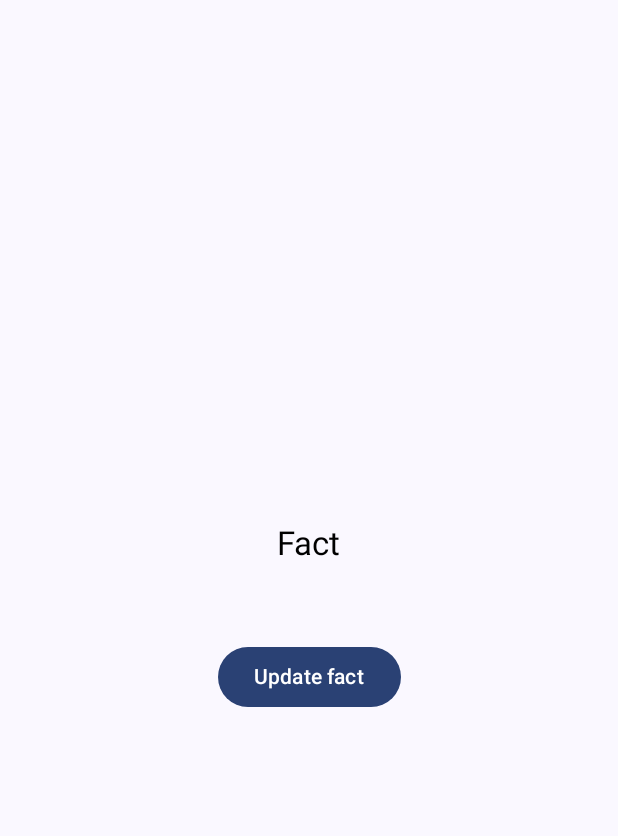
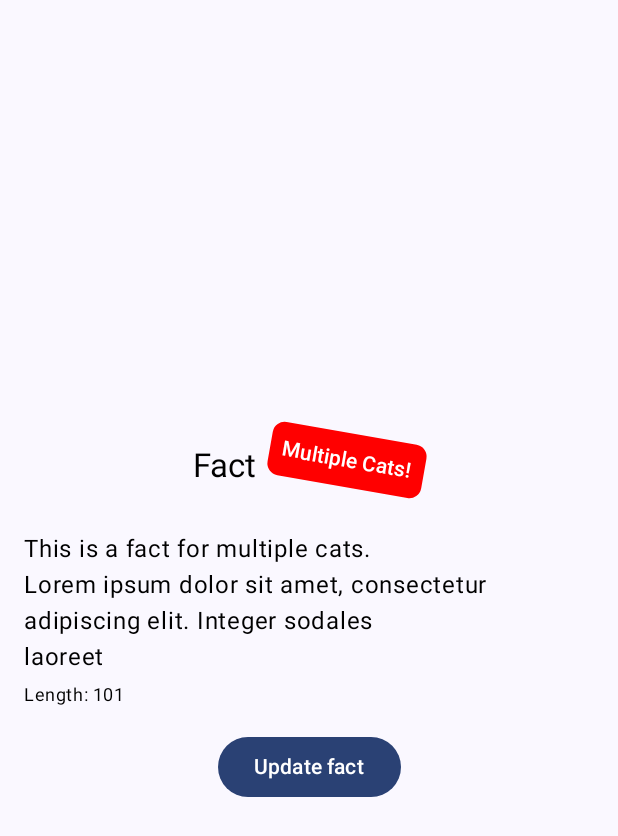
Before and after one commit to fahmanhq/purr-facts, an Android app built with Jetpack Compose: the @Preview function FactScreenPreview, on a phone screen of 412 x 824 dp. Shown: the top 836 px of the screen. Run offline under Robolectric (Android 15) with nearby library versions, the phone set to English and light mode, and no system bars; our stand-ins replace Dagger/Hilt's generated code.

Commit message:
Fact Screen UI + ViewModel

```diff
--- a/app/src/main/java/jp/speakbuddy/edisonandroidexercise/EdisonAndroidExerciseApplication.kt
+++ b/app/src/main/java/jp/speakbuddy/edisonandroidexercise/EdisonAndroidExerciseApplication.kt
@@ -1,5 +1,7 @@
 package jp.speakbuddy.edisonandroidexercise
 
 import android.app.Application
+import dagger.hilt.android.HiltAndroidApp
 
+@HiltAndroidApp
 class EdisonAndroidExerciseApplication : Application()
--- a/app/src/main/java/jp/speakbuddy/edisonandroidexercise/MainActivity.kt
+++ b/app/src/main/java/jp/speakbuddy/edisonandroidexercise/MainActivity.kt
@@ -9,13 +9,15 @@ import androidx.compose.material3.Surface
 import androidx.compose.ui.Modifier
 import app.purrfacts.feature.factforyou.FactScreen
 import app.purrfacts.feature.factforyou.FactViewModel
-import app.purrfacts.core.ui.EdisonAndroidExerciseTheme
+import app.purrfacts.core.ui.AppTheme
+import dagger.hilt.android.AndroidEntryPoint
 
+@AndroidEntryPoint
 class MainActivity : ComponentActivity() {
     override fun onCreate(savedInstanceState: Bundle?) {
         super.onCreate(savedInstanceState)
         setContent {
-            EdisonAndroidExerciseTheme {
+            AppTheme {
                 // A surface container using the 'background' color from the theme
                 Surface(
                     modifier = Modifier.fillMaxSize(),
--- a/core/ui/build.gradle.kts
+++ b/core/ui/build.gradle.kts
@@ -56,4 +56,6 @@ dependencies {
     testImplementation(libs.junit)
     androidTestImplementation(libs.androidx.junit)
     androidTestImplementation(libs.androidx.espresso.core)
+
+    debugImplementation(libs.androidx.ui.tooling)
 }
--- a/core/ui/src/main/java/app/purrfacts/core/ui/Color.kt
+++ b/core/ui/src/main/java/app/purrfacts/core/ui/Color.kt
@@ -9,3 +9,8 @@ val Pink80 = Color(0xFFEFB8C8)
 val Purple40 = Color(0xFF6650a4)
 val PurpleGrey40 = Color(0xFF625b71)
 val Pink40 = Color(0xFF7D5260)
+
+object ColorPalette {
+    val RedMain = Color(0xFFD44728)
+    val RedSecondary = Color(0xFFAA3720)
+}
--- /dev/null
+++ b/core/ui/src/main/java/app/purrfacts/core/ui/Result.kt
@@ -0,0 +1,16 @@
+package app.purrfacts.core.ui
+
+import kotlinx.coroutines.flow.Flow
+import kotlinx.coroutines.flow.catch
+import kotlinx.coroutines.flow.map
+import kotlinx.coroutines.flow.onStart
+
+sealed interface Result<out T> {
+    data class Success<T>(val data: T) : Result<T>
+    data class Error(val exception: Throwable) : Result<Nothing>
+    data object Loading : Result<Nothing>
+}
+
+fun <T> Flow<T>.asResult(): Flow<Result<T>> = map<T, Result<T>> { Result.Success(it) }
+    .onStart { emit(Result.Loading) }
+    .catch { emit(Result.Error(it)) }
--- a/feature/factforyou/src/main/java/app/purrfacts/feature/factforyou/FactScreen.kt
+++ b/feature/factforyou/src/main/java/app/purrfacts/feature/factforyou/FactScreen.kt
@@ -1,56 +1,127 @@
 package app.purrfacts.feature.factforyou
 
+import androidx.compose.animation.AnimatedVisibility
+import androidx.compose.animation.expandHorizontally
+import androidx.compose.animation.fadeIn
+import androidx.compose.animation.scaleIn
 import androidx.compose.foundation.background
 import androidx.compose.foundation.layout.Arrangement
 import androidx.compose.foundation.layout.Column
+import androidx.compose.foundation.layout.Row
+import androidx.compose.foundation.layout.Spacer
 import androidx.compose.foundation.layout.fillMaxSize
+import androidx.compose.foundation.layout.height
 import androidx.compose.foundation.layout.padding
+import androidx.compose.foundation.shape.RoundedCornerShape
 import androidx.compose.material3.Button
 import androidx.compose.material3.MaterialTheme
 import androidx.compose.material3.Text
 import androidx.compose.runtime.Composable
+import androidx.compose.runtime.derivedStateOf
 import androidx.compose.runtime.getValue
-import androidx.compose.runtime.mutableStateOf
 import androidx.compose.runtime.remember
-import androidx.compose.runtime.setValue
 import androidx.compose.ui.Alignment
 import androidx.compose.ui.Modifier
+import androidx.compose.ui.graphics.Color
+import androidx.compose.ui.graphics.graphicsLayer
 import androidx.compose.ui.tooling.preview.Preview
+import androidx.compose.ui.tooling.preview.datasource.LoremIpsum
 import androidx.compose.ui.unit.dp
-import app.purrfacts.core.ui.EdisonAndroidExerciseTheme
+import app.purrfacts.core.ui.AppTheme
+import app.purrfacts.core.ui.Result
+import app.purrfacts.core.ui.component.LoadingIndicator
 
 @Composable
 fun FactScreen(
     viewModel: FactViewModel
 ) {
+    FactScreen(
+        factUiState = viewModel.uiState,
+        onUpdateFactBtnClicked = {
+            viewModel.updateFact()
+        }
+    )
+}
+
+@Composable
+private fun FactScreen(
+    factUiState: Result<FactViewModel.FactUiState>,
+    onUpdateFactBtnClicked: () -> Unit,
+) {
+    when (factUiState) {
+        Result.Loading -> LoadingIndicator()
+        is Result.Success -> FactScreenContent(factUiState, onUpdateFactBtnClicked)
+        is Result.Error -> TODO()
+    }
+}
+
+@Composable
+fun FactScreenContent(
+    factUiState: Result.Success<FactViewModel.FactUiState>,
+    onUpdateFactBtnClicked: () -> Unit
+) {
+    val isMultipleCatsFactNoteVisible = factUiState.data.isMultipleCatsFact
+    val displayedFact = factUiState.data.fact
+    val lengthOfFact = factUiState.data.length
+    val isLengthDisplayed by remember {
+        derivedStateOf { lengthOfFact > 100 }
+    }
+
     Column(
         modifier = Modifier
             .fillMaxSize()
             .background(MaterialTheme.colorScheme.background)
             .padding(16.dp),
-        horizontalAlignment = Alignment.CenterHorizontally,
-        verticalArrangement = Arrangement.spacedBy(
-            space = 16.dp,
-            alignment = Alignment.CenterVertically
-        )
+        verticalArrangement = Arrangement.Center
     ) {
-        var fact by remember { mutableStateOf("") }
+        Row(
+            verticalAlignment = Alignment.Bottom,
+            modifier = Modifier.align(Alignment.CenterHorizontally)
+        ) {
+            Text(
+                text = "Fact",
+                style = MaterialTheme.typography.titleLarge
+            )
+            AnimatedVisibility(
+                visible = isMultipleCatsFactNoteVisible,
+                enter = fadeIn() + expandHorizontally() + scaleIn()
+            ) {
+                Text(
+                    modifier = Modifier
+                        .padding(start = 8.dp)
+                        .graphicsLayer(rotationZ = 10f)
+                        .background(Color.Red, shape = RoundedCornerShape(8.dp))
+                        .padding(8.dp),
+                    text = "Multiple Cats!",
+                    style = MaterialTheme.typography.titleSmall,
+                    color = MaterialTheme.colorScheme.onPrimary
+                )
+            }
+        }
+
+        Spacer(modifier = Modifier.height(32.dp))
 
         Text(
-            text = "Fact",
-            style = MaterialTheme.typography.titleLarge
-        )
-
-        Text(
-            text = fact,
+            text = displayedFact,
             style = MaterialTheme.typography.bodyLarge
         )
 
-        val onClick = {
-            fact = viewModel.updateFact { print("done") }
+        Spacer(modifier = Modifier.height(8.dp))
+
+        AnimatedVisibility(visible = isLengthDisplayed) {
+            Text(
+                text = "Length: $lengthOfFact",
+                style = MaterialTheme.typography.bodySmall,
+                modifier = Modifier.align(Alignment.End)
+            )
+
+            Spacer(modifier = Modifier.height(32.dp))
         }
 
-        Button(onClick = onClick) {
+        Button(
+            modifier = Modifier.align(Alignment.CenterHorizontally),
+            onClick = onUpdateFactBtnClicked
+        ) {
             Text(text = "Update fact")
         }
     }
@@ -59,7 +130,27 @@ fun FactScreen(
 @Preview
 @Composable
 private fun FactScreenPreview() {
-    EdisonAndroidExerciseTheme {
-        FactScreen(viewModel = FactViewModel())
+    AppTheme {
+        FactScreen(
+            factUiState = Result.Success(
+                FactViewModel.FactUiState(
+                    fact = "This is a fact for multiple cats.\n${LoremIpsum(10).values.first()}",
+                    isMultipleCatsFact = true,
+                    length = 101,
+                )
+            ),
+            onUpdateFactBtnClicked = {}
+        )
     }
 }
+
+@Preview
+@Composable
+private fun FactScreenOnLoadingStatePreview() {
+    AppTheme {
+        FactScreen(
+            factUiState = Result.Loading,
+            onUpdateFactBtnClicked = {}
+        )
+    }
+}
```
Also changed, not shown: core/ui/src/main/java/app/purrfacts/core/ui/Theme.kt (+24 -1 lines), core/ui/src/main/java/app/purrfacts/core/ui/component/ErrorIndicator.kt (added, +101 -0 lines), core/ui/src/main/java/app/purrfacts/core/ui/component/LoadingIndicator.kt (added, +38 -0 lines), feature/factforyou/build.gradle.kts (+13 -0 lines), feature/factforyou/src/main/java/app/purrfacts/feature/factforyou/FactViewModel.kt (+42 -9 lines), 1 other file.
